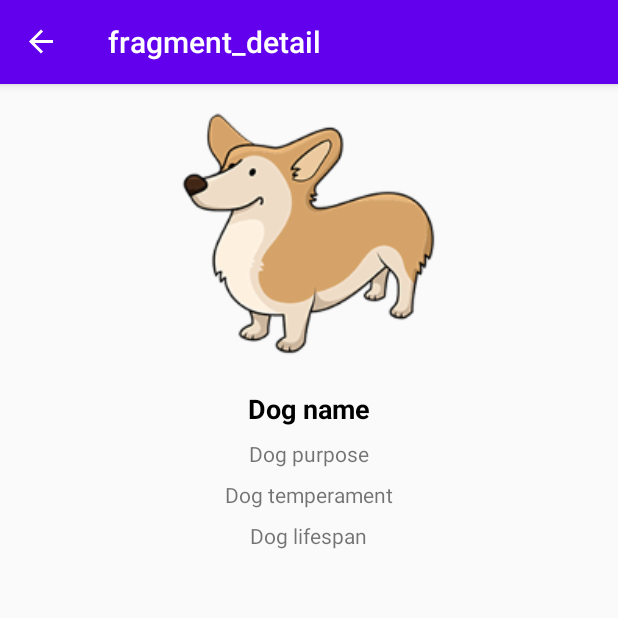
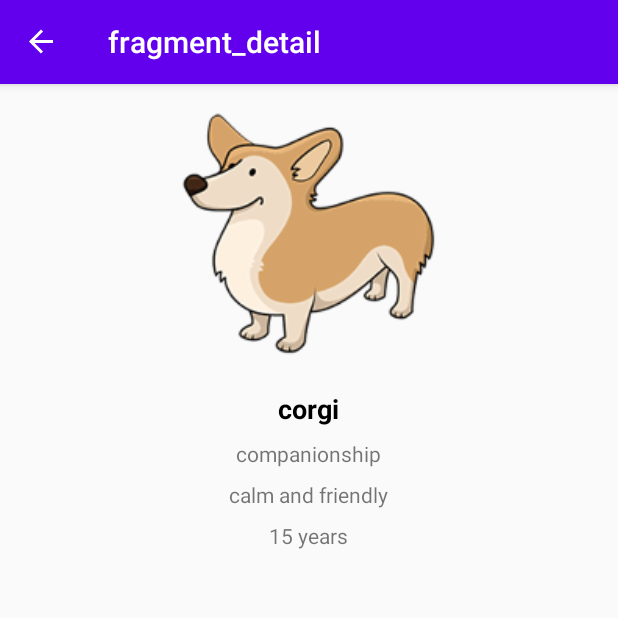
Before and after one commit to anhoang241998/DogsApp, an Android app: the DetailFragment screen opened through its navigation route, on a phone screen of 412 x 824 dp, the top half of it. Run offline under Robolectric (Android 15) with nearby library versions, the phone set to English and light mode, and no system bars; our stand-ins replace ButterKnife, navigation-ui; 2 statements that could not run were skipped.

Commit message:
finish the detailFragment

```diff
--- a/app/src/main/java/com/example/dogsapp/view/DetailFragment.java
+++ b/app/src/main/java/com/example/dogsapp/view/DetailFragment.java
@@ -4,16 +4,18 @@ import android.os.Bundle;
 import android.view.LayoutInflater;
 import android.view.View;
 import android.view.ViewGroup;
+import android.widget.ImageView;
 import android.widget.TextView;
 
 import androidx.annotation.NonNull;
 import androidx.annotation.Nullable;
 import androidx.fragment.app.Fragment;
-import androidx.navigation.NavDirections;
-import androidx.navigation.Navigation;
+import androidx.lifecycle.Observer;
+import androidx.lifecycle.ViewModelProviders;
 
 import com.example.dogsapp.R;
-import com.google.android.material.floatingactionbutton.FloatingActionButton;
+import com.example.dogsapp.model.DogBreed;
+import com.example.dogsapp.viewmodel.DetailViewModel;
 
 import butterknife.BindView;
 import butterknife.ButterKnife;
@@ -21,8 +23,19 @@ import butterknife.ButterKnife;
 public class DetailFragment extends Fragment {
 
     View v;
+    @BindView(R.id.dogImage)
+    ImageView dogImage;
+    @BindView(R.id.dogName)
+    TextView dogName;
+    @BindView(R.id.dogPurpose)
+    TextView dogPurpose;
+    @BindView(R.id.dogTemperament)
+    TextView dogTemperament;
+    @BindView(R.id.dogLifespan)
+    TextView dogLifespan;
 
     private int mDogUuid;
+    private DetailViewModel mDetailViewModel;
 
     public DetailFragment() {
     }
@@ -41,5 +54,22 @@ public class DetailFragment extends Fragment {
         if (getArguments() != null) {
             mDogUuid = DetailFragmentArgs.fromBundle(getArguments()).getDogUuid();
         }
+
+        mDetailViewModel = ViewModelProviders.of(this).get(DetailViewModel.class);
+        mDetailViewModel.fetch();
+
+        observeViewModel();
+    }
+
+    private void observeViewModel() {
+        mDetailViewModel.dogsLiveData.observe(this, dogs -> {
+            if (dogs != null && dogs instanceof DogBreed){
+                dogName.setText(dogs.dogBreed);
+                dogPurpose.setText(dogs.bredFor);
+                dogTemperament.setText(dogs.temperament);
+                dogLifespan.setText(dogs.lifeSpan);
+            }
+        });
+
     }
 }
--- a/app/src/main/java/com/example/dogsapp/view/ListFragment.java
+++ b/app/src/main/java/com/example/dogsapp/view/ListFragment.java
@@ -9,16 +9,17 @@ import android.widget.TextView;
 
 import androidx.annotation.NonNull;
 import androidx.annotation.Nullable;
+import androidx.appcompat.widget.Toolbar;
 import androidx.fragment.app.Fragment;
-import androidx.lifecycle.Observer;
 import androidx.lifecycle.ViewModelProviders;
+import androidx.navigation.NavDirections;
+import androidx.navigation.Navigation;
 import androidx.recyclerview.widget.LinearLayoutManager;
 import androidx.recyclerview.widget.RecyclerView;
 import androidx.swiperefreshlayout.widget.SwipeRefreshLayout;
 
 import com.example.dogsapp.R;
 import com.example.dogsapp.adapters.DogsListAdapter;
-import com.example.dogsapp.model.DogBreed;
 import com.example.dogsapp.viewmodel.ListViewModel;
 
 import java.util.ArrayList;
@@ -38,7 +39,6 @@ public class ListFragment extends Fragment {
     ProgressBar loadingView;
     @BindView(R.id.refreshLayout)
     SwipeRefreshLayout refreshLayout;
-
     // function
     private View v;
     private ListViewModel mViewModel;
@@ -60,6 +60,8 @@ public class ListFragment extends Fragment {
     public void onViewCreated(@NonNull View view, @Nullable Bundle savedInstanceState) {
         super.onViewCreated(view, savedInstanceState);
 
+        onGoToDetails();
+
         mViewModel = ViewModelProviders.of(this).get(ListViewModel.class);
         mViewModel.refresh();
 
@@ -69,6 +71,8 @@ public class ListFragment extends Fragment {
         dogsList.setAdapter(mDogsListAdapter);
 
         observeViewModel();
+
+
     }
 
     private void observeViewModel() {
@@ -85,10 +89,10 @@ public class ListFragment extends Fragment {
             }
         });
 
-        mViewModel.loading.observe(this, isLoading ->{
-            if (isLoading !=null && isLoading instanceof Boolean){
+        mViewModel.loading.observe(this, isLoading -> {
+            if (isLoading != null && isLoading instanceof Boolean) {
                 loadingView.setVisibility(isLoading ? View.VISIBLE : View.GONE);
-                if(isLoading){
+                if (isLoading) {
                     listError.setVisibility(View.GONE);
                     dogsList.setVisibility(View.GONE);
                 }
@@ -96,4 +100,9 @@ public class ListFragment extends Fragment {
         });
     }
 
+    private void onGoToDetails() {
+        ListFragmentDirections.ActionDetail action = ListFragmentDirections.actionDetail();
+        Navigation.findNavController(v).navigate(action);
+    }
+
 }
--- /dev/null
+++ b/app/src/main/java/com/example/dogsapp/viewmodel/DetailViewModel.java
@@ -0,0 +1,17 @@
+package com.example.dogsapp.viewmodel;
+
+import androidx.lifecycle.MutableLiveData;
+import androidx.lifecycle.ViewModel;
+
+import com.example.dogsapp.model.DogBreed;
+
+public class DetailViewModel extends ViewModel {
+
+    public MutableLiveData<DogBreed> dogsLiveData = new MutableLiveData<DogBreed>();
+
+    public void fetch() {
+        DogBreed dog = new DogBreed("1", "corgi", "15 years", "", "companionship", "calm and friendly", "");
+        dogsLiveData.setValue(dog);
+    }
+
+}
--- a/app/src/main/res/layout/fragment_list.xml
+++ b/app/src/main/res/layout/fragment_list.xml
@@ -1,4 +1,30 @@
 <?xml version="1.0" encoding="utf-8"?>
+
+<!--<androidx.coordinatorlayout.widget.CoordinatorLayout xmlns:android="http://schemas.android.com/apk/res/android"-->
+<!--    xmlns:app="http://schemas.android.com/apk/res-auto"-->
+<!--    xmlns:tools="http://schemas.android.com/tools"-->
+<!--    android:layout_width="match_parent"-->
+<!--    android:layout_height="match_parent"-->
+<!--    tools:context=".view.ListFragment">-->
+
+<!--    <com.google.android.material.appbar.AppBarLayout-->
+<!--        android:layout_width="match_parent"-->
+<!--        android:layout_height="wrap_content">-->
+
+<!--        <androidx.appcompat.widget.Toolbar-->
+<!--            android:id="@+id/Toolbar"-->
+<!--            android:layout_width="match_parent"-->
+<!--            android:layout_height="?attr/actionBarSize"-->
+<!--            app:title="@string/app_name"-->
+<!--            app:layout_scrollFlags="snap|enterAlways|scroll" />-->
+
+<!--    </com.google.android.material.appbar.AppBarLayout>-->
+
+<!--    <androidx.core.widget.NestedScrollView-->
+<!--        android:layout_width="match_parent"-->
+<!--        android:layout_height="match_parent"-->
+<!--        app:layout_behavior="@string/appbar_scrolling_view_behavior">-->
+
 <androidx.swiperefreshlayout.widget.SwipeRefreshLayout xmlns:android="http://schemas.android.com/apk/res/android"
     xmlns:app="http://schemas.android.com/apk/res-auto"
     xmlns:tools="http://schemas.android.com/tools"
@@ -42,4 +68,5 @@
 
 
     </androidx.constraintlayout.widget.ConstraintLayout>
-</androidx.swiperefreshlayout.widget.SwipeRefreshLayout>
+</androidx.swiperefreshlayout.widget.SwipeRefreshLayout><!--    </androidx.core.widget.NestedScrollView>-->
+    <!--</androidx.coordinatorlayout.widget.CoordinatorLayout>-->
```
